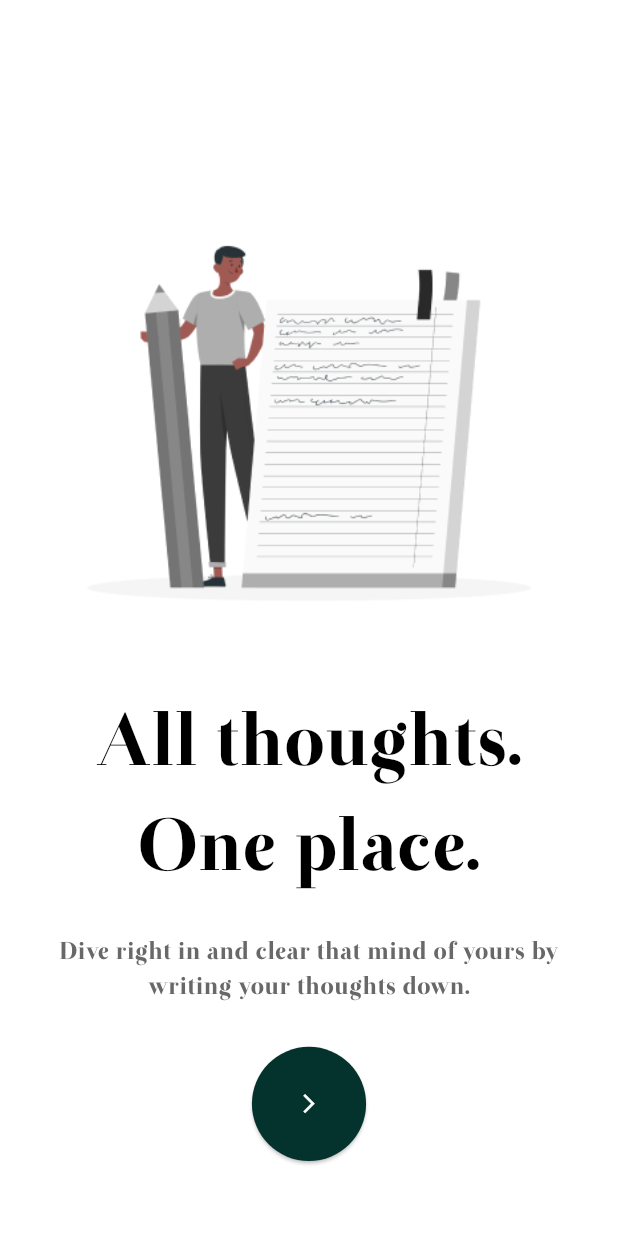
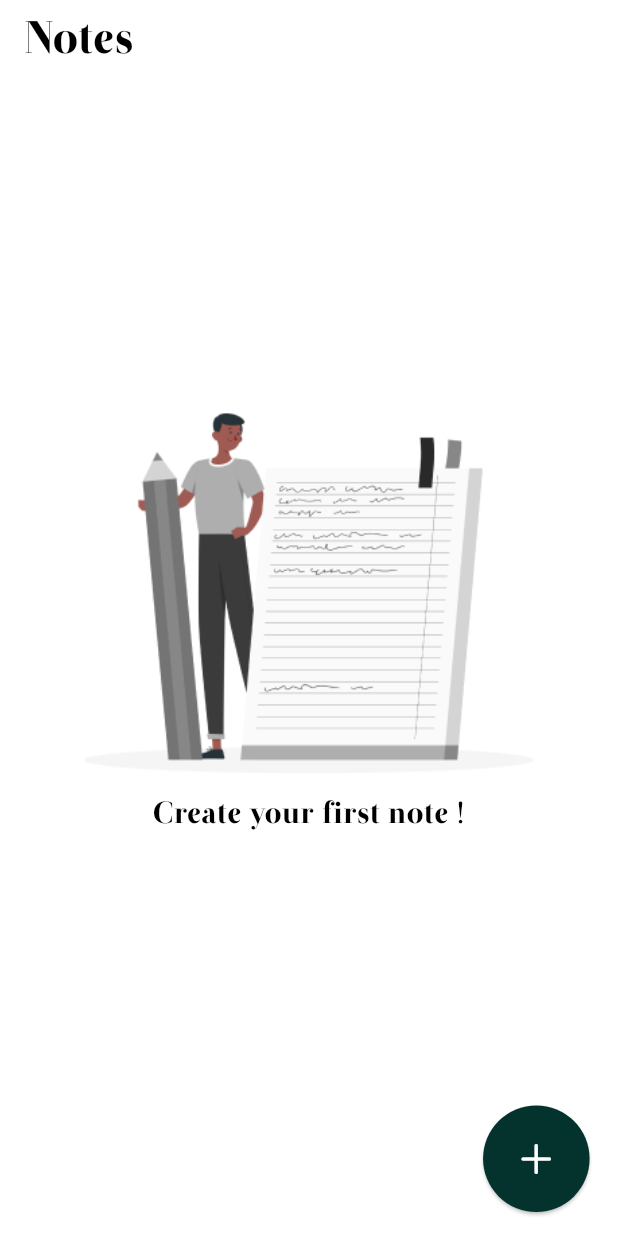
Before and after one commit to Ahmed-elsaid-AEA/note_app, a Flutter app: the screen it shows after launch, after a tap on the "arrow forward ios" icon, on a phone screen of 412 x 824 dp. Run offline on Flutter 3.47's test engine with Material 3 defaults, Android fonts, the phone set to English and light mode, and no system bars; our stand-ins replace flutter_screenutil, flutter_svg.

Commit message:
make empty home design

```diff
--- a/lib/app/my_app.dart
+++ b/lib/app/my_app.dart
@@ -1,5 +1,6 @@
 import 'package:flutter/material.dart';
 import 'package:flutter_screenutil/flutter_screenutil.dart';
+import 'package:note_app/core/resources/colors_manager.dart';
 import 'package:note_app/core/resources/consts_values.dart';
 import 'package:note_app/core/resources/routes_manager.dart';
 
@@ -9,9 +10,12 @@ class MyApp extends StatelessWidget {
   @override
   Widget build(BuildContext context) {
     return ScreenUtilInit(
-      designSize: const Size(ConstsValue.figmaWidthDesign, ConstsValue.figmaHeightDesign),
+      designSize: const Size(
+          ConstsValue.figmaWidthDesign, ConstsValue.figmaHeightDesign),
       minTextAdapt: true,
       child: MaterialApp(
+        theme: ThemeData.light()
+            .copyWith(scaffoldBackgroundColor: ColorManager.kWhiteColor),
         debugShowCheckedModeBanner: false,
         onGenerateRoute: RoutesManager.onGenerateRoute,
         initialRoute: RoutesName.onBoardingScreen,
--- /dev/null
+++ b/lib/controller/on_boarding/on_boarding_controller.dart
@@ -0,0 +1,12 @@
+import 'package:flutter/cupertino.dart';
+import 'package:flutter/src/widgets/framework.dart';
+import 'package:note_app/core/resources/routes_manager.dart';
+
+class OnBoardingController {
+  void goToHomeScreen(BuildContext context) {
+    Navigator.of(context).pushNamedAndRemoveUntil(
+      RoutesName.homeScreen,
+      (route) => false,
+    );
+  }
+}
--- a/lib/core/resources/consts_values.dart
+++ b/lib/core/resources/consts_values.dart
@@ -2,6 +2,8 @@ class ConstsValue{
   static const double figmaWidthDesign=375;
   static const double figmaHeightDesign=812;
   static const String onBoardingTitle='All thoughts. One place.';
+  static const String kCreateYourFirstNote ='Create your first note !';
   static const String onBoardingDesc='Dive right in and clear that mind of yours by writing your thoughts down.';
+  static const String kNote='Notes';
 
 }
--- a/lib/core/resources/routes_manager.dart
+++ b/lib/core/resources/routes_manager.dart
@@ -1,4 +1,5 @@
 import 'package:flutter/material.dart';
+import 'package:note_app/view/home/screens/home_screen.dart';
 import 'package:note_app/view/not_found_route/screens/no_found_route_screen.dart';
 import 'package:note_app/view/on_boarding/screens/on_boarding_screen.dart';
 
@@ -6,6 +7,7 @@ class RoutesName {
   RoutesName._();
 
   static const String onBoardingScreen = '/';
+  static const String homeScreen = '/homeScreen';
 }
 
 class RoutesManager {
@@ -16,6 +18,8 @@ class RoutesManager {
     switch (settings.name) {
       case RoutesName.onBoardingScreen:
         body = OnBoardingScreen();
+      case RoutesName.homeScreen:
+        body = HomeScreen();
       default:
         body = NoFoundRouteScreen();
         break;
--- a/lib/core/resources/size_managers.dart
+++ b/lib/core/resources/size_managers.dart
@@ -1,21 +1,24 @@
 import 'package:flutter_screenutil/flutter_screenutil.dart';
 
-class SizeManagers {}
 
 class HeightManager {
+  static double h6 = 6.h;
   static double h20 = 20.h;
   static double h50 = 50.h;
   static double h55 = 55.h;
   static double h75 = 75.h;
+  static double h70 = 70.h;
   static double h125 = 125.h;
   static double h282 = 282.h;
 }
 
 class WeightManager {
   static double w50 = 50.w;
+  static double w70 = 70.w;
   static double w75 = 75.w;
   static double w125 = 125.w;
   static double w282 = 282.w;
+  static double w286 = 286.w;
 }
 
 class FontsManager {
@@ -23,6 +26,9 @@ class FontsManager {
   static double f10 = 10.sp;
   static double f12 = 12.sp;
   static double f16 = 16.sp;
+  static double f20 = 20.sp;
+  static double f28 = 28.sp;
+  static double f30 = 30.sp;
   static double f48 = 48.sp;
   static double f50 = 50.sp;
   static double f75 = 75.sp;
--- /dev/null
+++ b/lib/view/home/screens/home_screen.dart
@@ -0,0 +1,39 @@
+import 'package:flutter/cupertino.dart';
+import 'package:flutter/material.dart';
+import 'package:note_app/core/resources/assets_manager.dart';
+import 'package:note_app/core/resources/colors_manager.dart';
+import 'package:note_app/core/resources/consts_values.dart';
+import 'package:note_app/core/resources/size_managers.dart';
+import 'package:note_app/view/home/widgets/custom_empty_body_home_screen.dart';
+
+class HomeScreen extends StatelessWidget {
+  const HomeScreen({super.key});
+
+  @override
+  Widget build(BuildContext context) {
+    return Scaffold(
+      floatingActionButton: ElevatedButton(
+          style: ElevatedButton.styleFrom(
+              minimumSize: Size(WeightManager.w70, HeightManager.h70),
+              backgroundColor: ColorManager.kPrimaryColor,
+              shape: CircleBorder()),
+          onPressed: () {},
+          child: Icon(
+            CupertinoIcons.plus,
+            color: ColorManager.kWhiteColor,
+            size: FontsManager.f28,
+          )),
+      appBar: AppBar(
+        title: Text(
+          ConstsValue.kNote,
+          style: TextStyle(
+              fontFamily: FontsManager.fontOtama,
+              color: ColorManager.kBlackColor,
+              fontSize: FontsManager.f30),
+        ),
+        backgroundColor: ColorManager.kWhiteColor,
+      ),
+      body: CustomEmptyBodyHomeScreen(),
+    );
+  }
+}
--- /dev/null
+++ b/lib/view/home/widgets/custom_empty_body_home_screen.dart
@@ -0,0 +1,41 @@
+import 'package:flutter/cupertino.dart';
+import 'package:flutter/material.dart';
+import 'package:note_app/core/resources/assets_manager.dart';
+import 'package:note_app/core/resources/colors_manager.dart';
+import 'package:note_app/core/resources/consts_values.dart';
+import 'package:note_app/core/resources/size_managers.dart';
+
+class CustomEmptyBodyHomeScreen extends StatelessWidget {
+  const CustomEmptyBodyHomeScreen({
+    super.key,
+  });
+
+  @override
+  Widget build(BuildContext context) {
+    return SizedBox(
+      width: double.infinity,
+      child: Column(
+        mainAxisAlignment: MainAxisAlignment.center,
+        crossAxisAlignment: CrossAxisAlignment.center,
+        children: [
+          Image.asset(
+            width: WeightManager.w286,
+            AssetsManager.onBoardingPng,
+          ),
+          SizedBox(
+            height: HeightManager.h6,
+          ),
+          Text(
+            ConstsValue.kCreateYourFirstNote,
+            textAlign: TextAlign.center,
+            style: TextStyle(
+                fontFamily: FontsManager.fontOtama,
+                color: ColorManager.kBlackColor,
+                fontSize: FontsManager.f20),
+          ),
+          SizedBox(height: HeightManager.h55,)
+        ],
+      ),
+    );
+  }
+}
--- a/lib/view/on_boarding/screens/on_boarding_screen.dart
+++ b/lib/view/on_boarding/screens/on_boarding_screen.dart
@@ -1,5 +1,6 @@
 import 'package:flutter/material.dart';
 import 'package:flutter_svg/flutter_svg.dart';
+import 'package:note_app/controller/on_boarding/on_boarding_controller.dart';
 import 'package:note_app/core/resources/assets_manager.dart';
 import 'package:note_app/core/resources/colors_manager.dart';
 import 'package:note_app/core/resources/consts_values.dart';
@@ -7,15 +8,30 @@ import 'package:note_app/core/resources/size_managers.dart';
 
 import '../widgets/custom_bottom_nav_bar_on_boarding_screen.dart';
 
-class OnBoardingScreen extends StatelessWidget {
+class OnBoardingScreen extends StatefulWidget {
   const OnBoardingScreen({super.key});
 
+  @override
+  State<OnBoardingScreen> createState() => _OnBoardingScreenState();
+}
+
+class _OnBoardingScreenState extends State<OnBoardingScreen> {
+  late OnBoardingController _controller;
+  @override
+  void initState() {
+    // TODO: implement initState
+    super.initState();
+    _controller=OnBoardingController();
+
+  }
   @override
   Widget build(BuildContext context) {
     return Scaffold(
       backgroundColor: ColorManager.kWhiteColor,
       bottomNavigationBar: CustomBottomNavBarOnBoardingScreen(
-        onPressed: () {},
+        onPressed: () {
+          _controller.goToHomeScreen(context);
+        },
       ),
       body: Container(
         padding: EdgeInsets.symmetric(horizontal: PaddingManager.p30),
```
